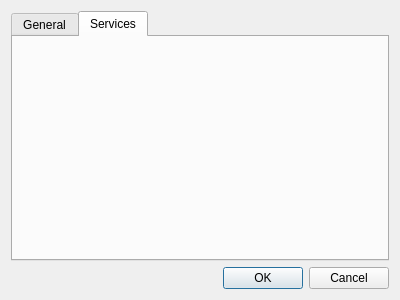
Arkq/windy, file src/PreferencesDialog.ui: the form before one commit.
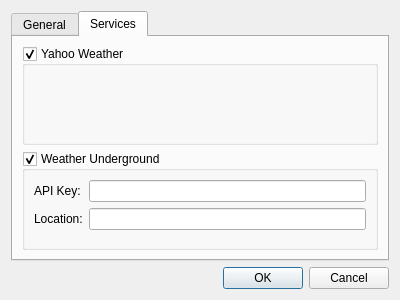
The form after the commit. The open tabs and pages were chosen to show the change.

Commit message: Weather service settings

What changed in the file:
```diff
--- a/src/PreferencesDialog.ui
+++ b/src/PreferencesDialog.ui
@@ -176,6 +176,50 @@
       <attribute name="title">
        <string>Services</string>
       </attribute>
+      <layout class="QGridLayout" name="gridLayoutApp">
+       <item row="1" column="0">
+        <widget class="QGroupBox" name="groupWUnd">
+         <property name="title">
+          <string>Weather Underground</string>
+         </property>
+         <property name="checkable">
+          <bool>true</bool>
+         </property>
+         <layout class="QFormLayout" name="formLayout">
+          <item row="0" column="0">
+           <widget class="QLabel" name="labelWUndKey">
+            <property name="text">
+             <string>API Key:</string>
+            </property>
+           </widget>
+          </item>
+          <item row="0" column="1">
+           <widget class="QLineEdit" name="lineEditWUndKey"/>
+          </item>
+          <item row="1" column="0">
+           <widget class="QLabel" name="labelWUndLocation">
+            <property name="text">
+             <string>Location:</string>
+            </property>
+           </widget>
+          </item>
+          <item row="1" column="1">
+           <widget class="QLineEdit" name="lineEditWUndLocation"/>
+          </item>
+         </layout>
+        </widget>
+       </item>
+       <item row="0" column="0">
+        <widget class="QGroupBox" name="groupYahoo">
+         <property name="title">
+          <string>Yahoo Weather</string>
+         </property>
+         <property name="checkable">
+          <bool>true</bool>
+         </property>
+        </widget>
+       </item>
+      </layout>
      </widget>
     </widget>
    </item>
```
Left out of the diff: 11 changed lines with no effect on the pictures. The commit also changes 6 other files.
